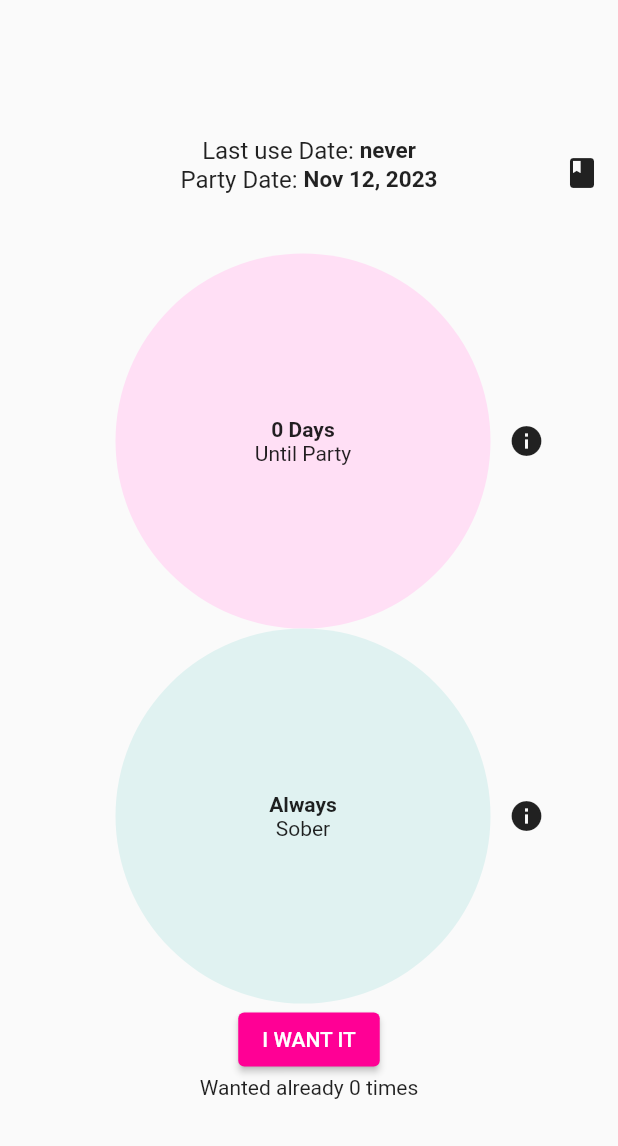
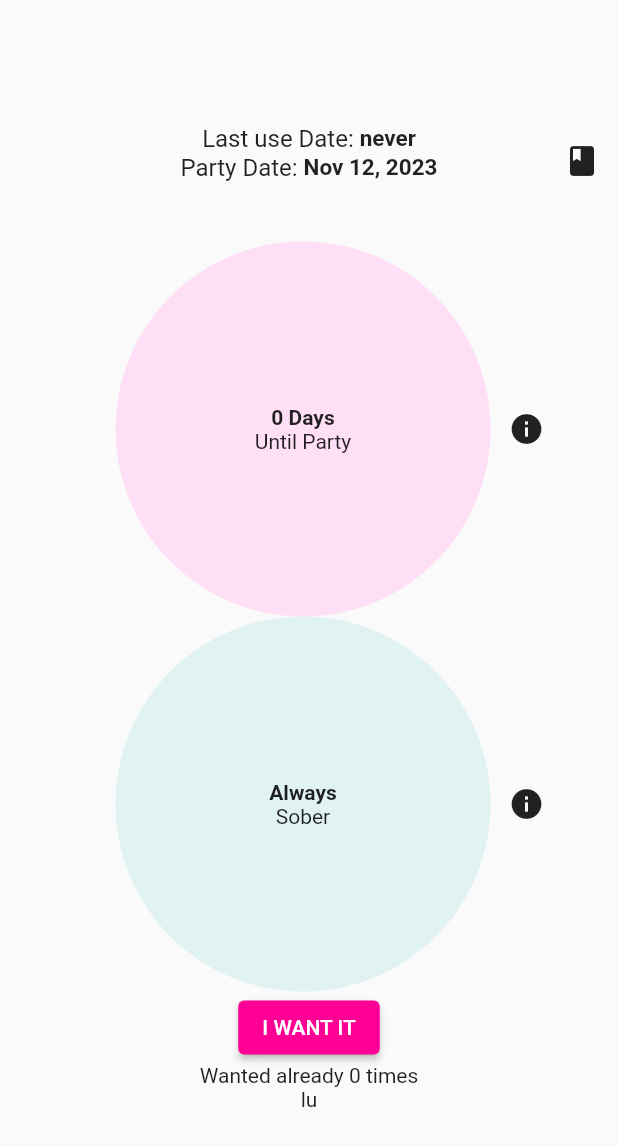
Before and after one commit to andrii-riabchuk/drug-management, a Flutter app: the screen it shows after launch, after a tap on "skip", on a phone screen of 412 x 824 dp. Shown: the top 1146 px of the screen. Run offline on Flutter 3.47's test engine with Material 2 defaults, Android fonts, the light colour scheme and no system bars; our stand-ins replace dropdown_button2, shared_preferences, sqflite; accounts and stored records are empty.

Commit message:
moved configs to db as well

```diff
--- /dev/null
+++ b/lib/database/application_data.dart
@@ -0,0 +1,26 @@
+import 'package:drug_management/constants/constants.dart';
+import 'package:drug_management/pages/history_page/history_service.dart';
+import 'package:drug_management/services/config_service.dart';
+
+class ApplicationData {
+  static DateTime? lastUseDate;
+  static String? laConfig;
+  static bool setupCompleted = false;
+
+  static loadHomePageData() async {
+    var historyService = HistoryService();
+    lastUseDate = await historyService.getLastUseDate();
+
+    var configService = ConfigService();
+    for (var config in await configService.getConfigs()) {
+      if (config.key == "la") {
+        laConfig = config.value;
+      }
+    }
+  }
+
+  static setSetupCompleted() {
+    setupCompleted = true;
+    ConfigService().insert(StorageKeys.IsSetupCompleted, "true");
+  }
+}
--- a/lib/database/database.dart
+++ b/lib/database/database.dart
@@ -1,10 +1,33 @@
-import 'dart:developer' as dev;
-import 'package:drug_management/database/models.dart';
+import 'package:drug_management/database/models/config/config.dart';
+import 'package:drug_management/database/models/config/configs_crud.dart';
+import 'package:drug_management/database/models/record/record.dart';
 import 'package:path/path.dart';
 import 'package:sqflite/sqflite.dart';
 
 class DB {
   static const String databaseName = 'drug_database.db';
+  static const List<String> tables = [
+    CREATE_RECORDS_TABLE,
+    CREATE_CONFIGS_TABLE
+  ];
+
+  static Future<Database> open() async {
+    var path = join(await getDatabasesPath(), databaseName);
+
+    final Future<Database> openDb = openDatabase(
+      path,
+      onCreate: (db, version) {
+        for (var createTableQuery in tables) {
+          db.execute(createTableQuery);
+        }
+      },
+      version: 1,
+    );
+
+    (await openDb).insertSampleConfig();
+
+    return openDb;
+  }
 
   static ensureDeleted() async {
     var path = join(await getDatabasesPath(), databaseName);
@@ -12,20 +35,4 @@ class DB {
       deleteDatabase(path);
     }
   }
-
-  static Future<Database> open() async {
-    var path = join(await getDatabasesPath(), databaseName);
-    dev.log("PATH:$path");
-
-    // ensureDeleted(path);
-    final Future<Database> openDb = openDatabase(
-      path,
-      onCreate: (db, version) {
-        return db.execute(CREATE_RECORDS_TABLE);
-      },
-      version: 1,
-    );
-
-    return openDb;
-  }
 }
--- /dev/null
+++ b/lib/database/models/config/config.dart
@@ -0,0 +1,16 @@
+const String CREATE_CONFIGS_TABLE =
+    'CREATE TABLE Configs(key TEXT PRIMARY KEY NOT NULL, value TEXT)';
+
+class Config {
+  String key;
+  String value;
+
+  Config.literally(this.key, this.value);
+  Config(Map<String, dynamic> map)
+      : key = map['key'] as String,
+        value = map['value'] as String;
+
+  Map<String, dynamic> toMap() {
+    return {'key': key, 'value': value};
+  }
+}
--- /dev/null
+++ b/lib/database/models/config/configs_crud.dart
@@ -0,0 +1,22 @@
+import 'package:drug_management/database/models/config/config.dart';
+import 'package:sqflite/sqflite.dart';
+
+// ignore: constant_identifier_names
+const String CONFIGS_TABLE = "Configs";
+
+extension Configs on Database {
+  insertSampleConfig() async {
+    var exampleConfig = Config.literally("la", "lu");
+    await insert(CONFIGS_TABLE, exampleConfig.toMap());
+  }
+
+  insertConfig(Config record) async {
+    await insert(CONFIGS_TABLE, record.toMap());
+  }
+
+  Future<List<Config>> getConfigs() async {
+    final List<Map<String, dynamic>> maps = await query(CONFIGS_TABLE);
+
+    return maps.map((mp) => Config(mp)).toList();
+  }
+}
--- a/lib/database/records.dart
+++ b/lib/database/models/record/records_crud.dart
@@ -1,4 +1,4 @@
-import 'package:drug_management/database/models.dart';
+import 'package:drug_management/database/models/record/record.dart';
 import 'package:sqflite/sqflite.dart';
 
 // ignore: constant_identifier_names
--- a/lib/main.dart
+++ b/lib/main.dart
@@ -12,6 +12,7 @@ import 'package:shared_preferences/shared_preferences.dart';
 void main() async {
   WidgetsFlutterBinding.ensureInitialized();
   SharedPreferences prefs = await SharedPreferences.getInstance();
+
   prefs.clear();
 
   runApp(MyApp(prefs: prefs));
@@ -41,7 +42,7 @@ class MyApp extends StatelessWidget {
         Routes.Home: (context) => ChangeNotifierProvider(
             create: (context) =>
                 MyAppState(current: prefs.getInt("wantMeph") ?? 0),
-            child: MyHomePage(sp: prefs)),
+            child: Home()),
         Routes.Party: (context) => const PartyPage(),
         Routes.Secret: (context) => const SecretPage(),
         Routes.History: (context) => HistoryPage()
--- a/lib/pages/history_page/history_page.dart
+++ b/lib/pages/history_page/history_page.dart
@@ -1,6 +1,6 @@
 import 'package:drug_management/pages/history_page/history_service.dart';
 import 'package:flutter/material.dart';
-import 'package:drug_management/database/models.dart';
+import 'package:drug_management/database/models/record/record.dart';
 
 class HistoryPage extends StatelessWidget {
   HistoryPage({super.key});
--- a/lib/pages/history_page/history_service.dart
+++ b/lib/pages/history_page/history_service.dart
@@ -1,8 +1,16 @@
 import 'package:drug_management/database/database.dart';
-import 'package:drug_management/database/models.dart';
-import 'package:drug_management/database/records.dart';
+import 'package:drug_management/database/models/record/record.dart';
+import 'package:drug_management/database/models/record/records_crud.dart';
 
 class HistoryService {
+  Future<DateTime?> getLastUseDate() async {
+    final db = await DB.open();
+    var records = await db.retrieveRecords();
+    if (records.isEmpty) return null;
+
+    return records[0].dateTime;
+  }
+
   Future<List<Record>> getRecords() async {
     final db = await DB.open();
     return db.retrieveRecords();
--- a/lib/pages/home_page/home_page.dart
+++ b/lib/pages/home_page/home_page.dart
@@ -2,26 +2,43 @@ import 'package:drug_management/custom_widgets/buttons/history_button.dart';
 import 'package:drug_management/custom_widgets/buttons/info_button_wrapper.dart';
 import 'package:drug_management/constants/constants.dart';
 import 'package:drug_management/custom_widgets/beautiful_circle_box.dart';
+import 'package:drug_management/database/application_data.dart';
 import 'package:drug_management/pages/party/i_want_it.dart';
-import 'package:drug_management/shared_pref.dart';
 import 'package:drug_management/utils/date_time_utils.dart';
 import 'package:drug_management/utils/navigator_extension.dart';
 import 'package:flutter/material.dart';
-import 'package:shared_preferences/shared_preferences.dart';
+
+class Home extends StatefulWidget {
+  const Home({super.key});
+
+  @override
+  State<Home> createState() => _HomeState();
+}
+
+class _HomeState extends State<Home> {
+  loadData() async {
+    await ApplicationData.loadHomePageData();
+  }
+
+  @override
+  Widget build(BuildContext context) {
+    return FutureBuilder(
+        future: loadData(),
+        builder: (BuildContext context, AsyncSnapshot snapshot) {
+          return MyHomePage();
+        });
+  }
+}
 
 class MyHomePage extends StatelessWidget {
   // ignore: constant_identifier_names
   static const int PARTY_PERIOD = 90;
 
-  const MyHomePage({super.key, required this.sp});
-
-  final SharedPreferences sp;
+  const MyHomePage({super.key});
 
   @override
   Widget build(BuildContext context) {
-    bool isSetupCompleted = sp.getBoolIfExist(StorageKeys.IsSetupCompleted);
-    String? lastUseDateString = sp.getString(StorageKeys.LastUseDate);
-    if (!isSetupCompleted) {
+    if (!ApplicationData.setupCompleted) {
       WidgetsBinding.instance
           .addPostFrameCallback((_) => context.redirectTo(Routes.Setup));
       return Scaffold();
@@ -30,13 +47,12 @@ class MyHomePage extends StatelessWidget {
     // ignore: non_constant_identifier_names
     final TODAY = DateTime.now();
 
-    DateTime? lastUseDate;
+    DateTime? lastUseDate = ApplicationData.lastUseDate;
     DateTime partyDate = DateTime.now();
     int? daysSober;
     int daysUntilParty;
 
-    if (lastUseDateString != null) {
-      lastUseDate = DateTimeUtils.parseUtcFormatted(lastUseDateString);
+    if (lastUseDate != null) {
       partyDate = lastUseDate.plus(days: PARTY_PERIOD);
       daysSober = DateTimeUtils.daysBetween(lastUseDate, TODAY);
     }
@@ -59,9 +75,9 @@ class MyHomePage extends StatelessWidget {
                     SoberBox(daysSober: daysSober)
                   ])),
               IWantIt(
-                sp: sp,
                 isAllowedToUse: daysUntilParty == 0,
-              )
+              ),
+              Text(ApplicationData.laConfig ?? "none_config")
             ])
           ]),
     ));
--- a/lib/pages/intro_page/intro_page.dart
+++ b/lib/pages/intro_page/intro_page.dart
@@ -1,11 +1,10 @@
 import 'package:drug_management/constants/constants.dart';
+import 'package:drug_management/database/application_data.dart';
 import 'package:drug_management/database/database.dart';
-import 'package:drug_management/database/models.dart';
+import 'package:drug_management/database/models/record/record.dart';
 import 'package:drug_management/pages/history_page/history_service.dart';
-import 'package:drug_management/shared_pref.dart';
 import 'package:drug_management/utils/navigator_extension.dart';
 import 'package:flutter/material.dart';
-import 'package:intl/intl.dart';
 
 class MyIntroPage extends StatefulWidget {
   const MyIntroPage({super.key});
@@ -45,13 +44,7 @@ class _MyIntroPageState extends State<MyIntroPage> {
     DB.open();
 
     void onSetupCompleted() {
-      var lastUseDate =
-          DateFormat('yyyy-MM-dd HH:mm:ss').format(selectedDate.toUtc());
-
-      MySharedPreferences.instance
-          .setString(StorageKeys.LastUseDate, lastUseDate);
-      MySharedPreferences.instance
-          .setBoolean(StorageKeys.IsSetupCompleted, true);
+      ApplicationData.setSetupCompleted();
 
       var record = Record(selectedDate.toUtc(), substanceController.text);
       HistoryService().insertRecord(record);
@@ -60,8 +53,7 @@ class _MyIntroPageState extends State<MyIntroPage> {
     }
 
     void skip() {
-      MySharedPreferences.instance
-          .setBoolean(StorageKeys.IsSetupCompleted, true);
+      ApplicationData.setSetupCompleted();
       context.redirectTo(Routes.Home);
     }
 
--- a/lib/pages/party/i_want_it.dart
+++ b/lib/pages/party/i_want_it.dart
@@ -4,7 +4,6 @@ import 'package:drug_management/constants/constants.dart';
 import 'package:drug_management/utils/navigator_extension.dart';
 import 'package:flutter/material.dart';
 import 'package:provider/provider.dart';
-import 'package:shared_preferences/shared_preferences.dart';
 
 class MyAppState extends ChangeNotifier {
   MyAppState({required this.current});
@@ -20,9 +19,8 @@ class MyAppState extends ChangeNotifier {
 }
 
 class IWantIt extends StatelessWidget {
-  const IWantIt({super.key, required this.sp, required this.isAllowedToUse});
+  const IWantIt({super.key, required this.isAllowedToUse});
 
-  final SharedPreferences sp;
   final bool isAllowedToUse;
 
   @override
@@ -49,7 +47,6 @@ class IWantIt extends StatelessWidget {
                   backgroundColor: Color.fromARGB(255, 255, 0, 149)),
               onPressed: () {
                 appState.wantMeph();
-                sp.setInt("wantMeph", appState.current);
                 if (isAllowedToUse) {
                   context.addNewPage(Routes.Party);
                 }
--- a/lib/pages/party/party.dart
+++ b/lib/pages/party/party.dart
@@ -1,7 +1,7 @@
 import 'package:drug_management/custom_widgets/text_input.dart';
 import 'package:drug_management/custom_widgets/unit_dropdown.dart';
 import 'package:drug_management/constants/constants.dart';
-import 'package:drug_management/database/models.dart';
+import 'package:drug_management/database/models/record/record.dart';
 import 'package:drug_management/pages/history_page/history_service.dart';
 import 'package:drug_management/shared_pref.dart';
 import 'package:drug_management/utils/navigator_extension.dart';
--- /dev/null
+++ b/lib/services/config_service.dart
@@ -0,0 +1,24 @@
+import 'package:drug_management/database/database.dart';
+import 'package:drug_management/database/models/config/config.dart';
+import 'package:drug_management/database/models/config/configs_crud.dart';
+
+class ConfigService {
+  Future<Config?> getConfig(String key) async {
+    var configs = await getConfigs();
+    for (var config in configs) {
+      if (config.key == key) return config;
+    }
+
+    return null;
+  }
+
+  Future<List<Config>> getConfigs() async {
+    final db = await DB.open();
+    return db.getConfigs();
+  }
+
+  insert(String key, String value) async {
+    final db = await DB.open();
+    db.insertConfig(Config.literally(key, value));
+  }
+}
```
Also changed, not shown: lib/database/models/record/record.dart (renamed from lib/database/models.dart).
